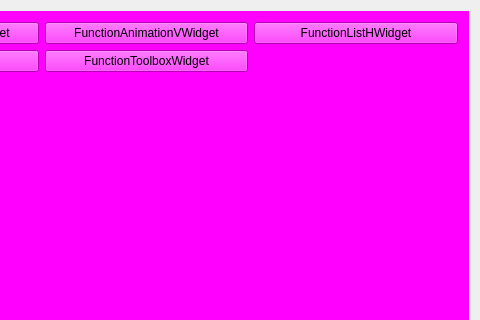
Before: the Qt Designer form TTKExample/mainwindow.ui in Greedysky/TTKWidgetTools, drawn with Qt 5; both pictures show x 295 to 775 and y 0 to 320 of the 775 by 438 pixel window.
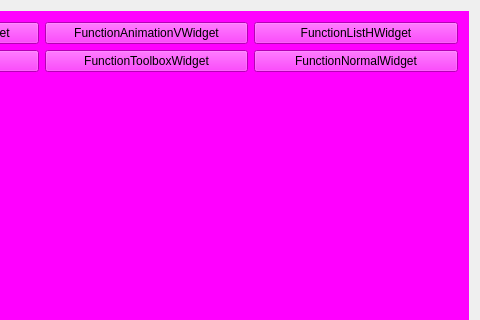
After: the same form once the commit is applied. The open tabs and pages were chosen to show the change. Icons and pictures are not drawn.

Commit message: Add normal title module[648253]

What changed in the file:
```diff
--- a/TTKExample/mainwindow.ui
+++ b/TTKExample/mainwindow.ui
@@ -539,6 +539,13 @@
           </property>
          </widget>
         </item>
+        <item row="1" column="2">
+         <widget class="QPushButton" name="functionNormalWidget">
+          <property name="text">
+           <string>FunctionNormalWidget</string>
+          </property>
+         </widget>
+        </item>
         <item row="2" column="0">
          <spacer name="verticalSpacer_7">
           <property name="orientation">
```
The commit also changes 35 other files.
